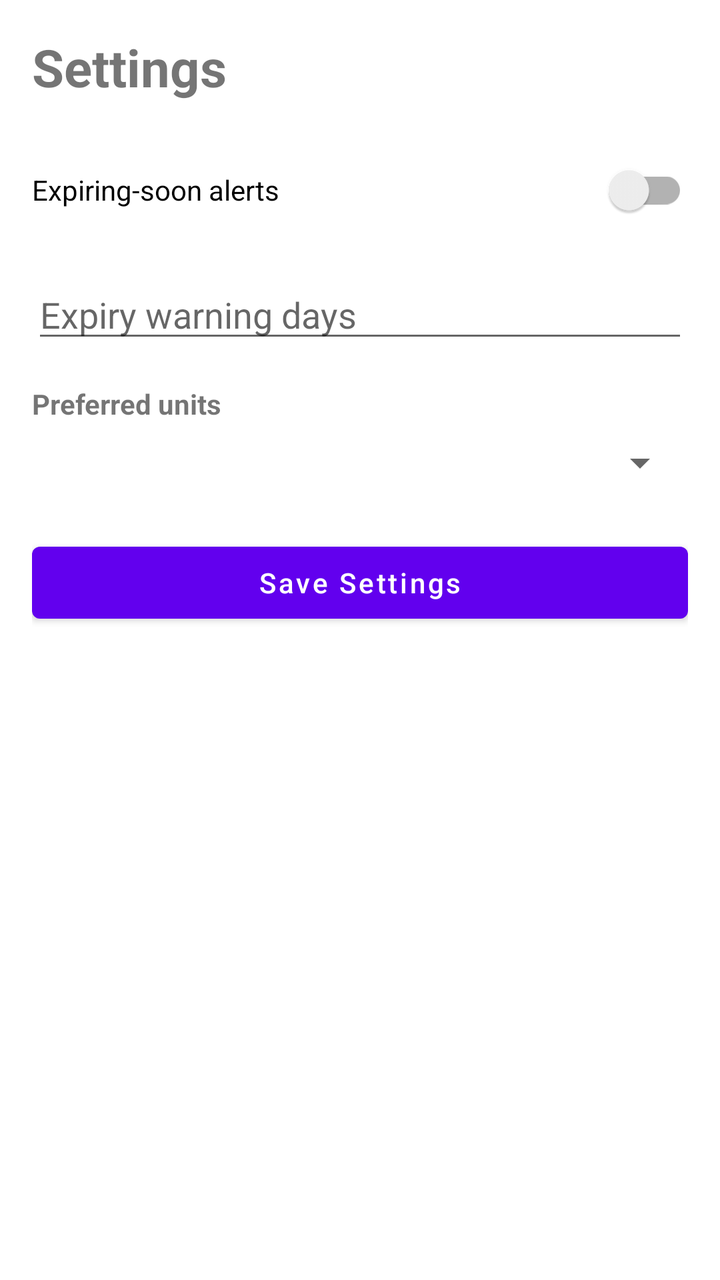
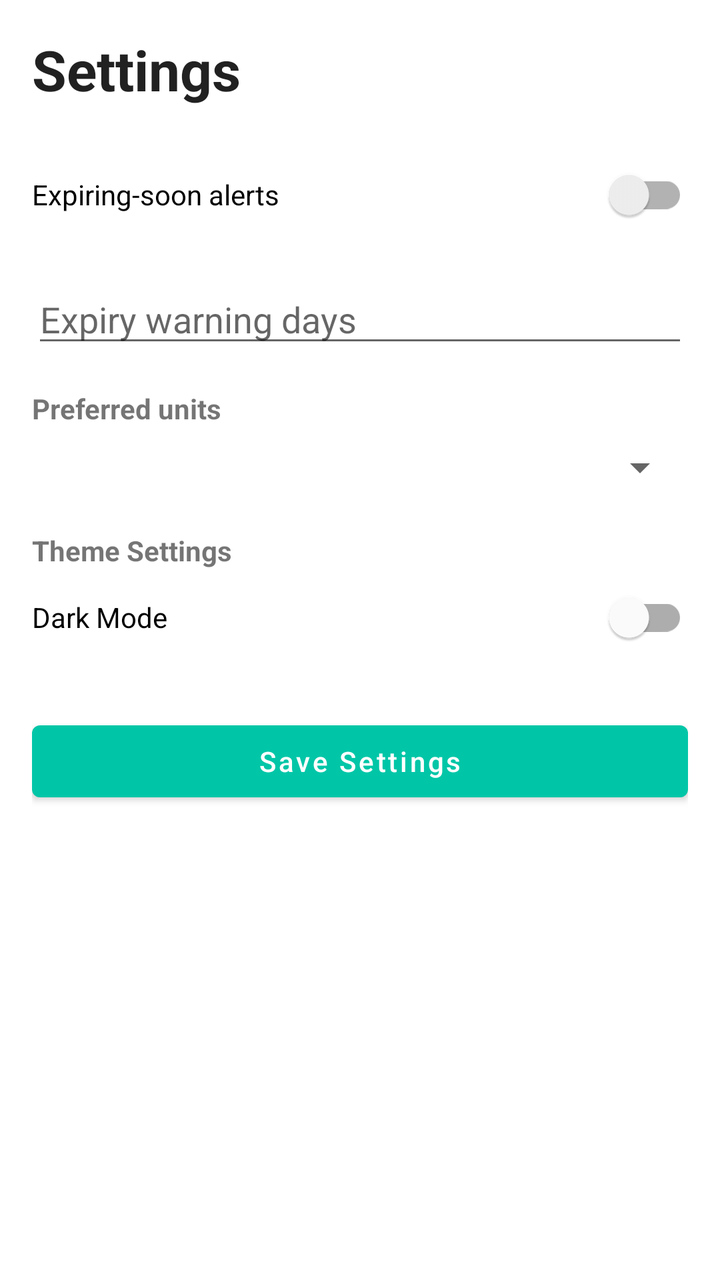

Compare the two renders of this Android layout. The source of the first and the diff that turns it into the second are given below.
<!-- AndroidManifest.xml: application theme Theme.SmartPantryManager -->
<!-- res/layout/activity_settings.xml -->
<?xml version="1.0" encoding="utf-8"?>
<ScrollView
        xmlns:android="http://schemas.android.com/apk/res/android"
        android:layout_width="match_parent"
        android:layout_height="match_parent"
        android:fillViewport="true">

    
    <LinearLayout
            android:layout_width="match_parent"
            android:layout_height="wrap_content"
            android:orientation="vertical"
            android:padding="16dp">

        
        <TextView
                android:layout_width="match_parent"
                android:layout_height="wrap_content"
                android:text="@string/settings_title"
                android:textSize="26sp"
                android:textStyle="bold" />

        
        <androidx.appcompat.widget.SwitchCompat
                android:id="@+id/switchExpiryAlerts"
                android:layout_width="match_parent"
                android:layout_height="wrap_content"
                android:layout_marginTop="20dp"
                android:text="@string/expiry_alerts" />

        
        <EditText
                android:id="@+id/inputExpiryDays"
                android:layout_width="match_parent"
                android:layout_height="wrap_content"
                android:layout_marginTop="16dp"
                android:hint="@string/expiry_days"
                android:inputType="number"
                android:singleLine="true" />

        
        <TextView
                android:layout_width="match_parent"
                android:layout_height="wrap_content"
                android:layout_marginTop="16dp"
                android:text="@string/preferred_units"
                android:textStyle="bold" />

        
        <Spinner
                android:id="@+id/spinnerPreferredUnits"
                android:layout_width="match_parent"
                android:layout_height="wrap_content"
                android:layout_marginTop="8dp" />

        
        <Button
                android:id="@+id/btnSaveSettings"
                android:layout_width="match_parent"
                android:layout_height="wrap_content"
                android:layout_marginTop="24dp"
                android:text="@string/save_settings"
                android:textAllCaps="false" />

    </LinearLayout>

</ScrollView>
<!-- resources referenced by this layout -->
<resources>
  <string name="expiry_alerts">Expiring-soon alerts</string>
  <string name="expiry_days">Expiry warning days</string>
  <string name="preferred_units">Preferred units</string>
  <string name="save_settings">Save Settings</string>
  <string name="settings_title">Settings</string>
  <style name="Theme.SmartPantryManager" parent="Theme.MaterialComponents.DayNight.DarkActionBar">
  
          
          <item name="colorPrimary">@color/purple_500</item>
          <item name="colorPrimaryVariant">@color/purple_700</item>
          <item name="colorOnPrimary">@color/white</item>
  
          
          <item name="colorSecondary">@color/teal_200</item>
          <item name="colorSecondaryVariant">@color/teal_700</item>
          <item name="colorOnSecondary">@color/black</item>
  
          
          <item name="android:statusBarColor">
              ?attr/colorPrimaryVariant
          </item>
  
          
          <item name="android:navigationBarColor">
              @color/white
          </item>
  
          <item name="android:windowLightNavigationBar">
              true
          </item>
  
      </style>
  <color name="purple_500">#FF6200EE</color>
  <color name="purple_700">#FF3700B3</color>
  <color name="white">#FFFFFFFF</color>
  <color name="teal_200">#FF03DAC5</color>
  <color name="teal_700">#FF018786</color>
  <color name="black">#FF000000</color>
</resources>

<!-- the commit's change to res/layout/activity_settings.xml (unified diff, before → after) -->
@@ -17,7 +17,8 @@
                 android:layout_width="match_parent"
                 android:layout_height="wrap_content"
                 android:text="@string/settings_title"
-                android:textSize="26sp"
+                android:textColor="?android:attr/textColorPrimary"
+                android:textSize="28sp"
                 android:textStyle="bold" />
 
         
@@ -35,6 +36,7 @@
                 android:layout_height="wrap_content"
                 android:layout_marginTop="16dp"
                 android:hint="@string/expiry_days"
+                android:importantForAutofill="no"
                 android:inputType="number"
                 android:singleLine="true" />
 
@@ -54,6 +56,21 @@
                 android:layout_marginTop="8dp" />
 
         
+        <TextView
+                android:layout_width="match_parent"
+                android:layout_height="wrap_content"
+                android:layout_marginTop="20dp"
+                android:text="@string/theme_settings"
+                android:textStyle="bold" />
+
+        
+        <com.google.android.material.switchmaterial.SwitchMaterial
+                android:id="@+id/switchDarkMode"
+                android:layout_width="match_parent"
+                android:layout_height="wrap_content"
+                android:text="@string/dark_mode" />
+
+        
         <Button
                 android:id="@+id/btnSaveSettings"
                 android:layout_width="match_parent"
<!-- resource entries referenced after the edit -->
@@ -1,42 +1,27 @@
 <!-- resources referenced by this layout -->
 <resources>
+  <string name="dark_mode">Dark Mode</string>
   <string name="expiry_alerts">Expiring-soon alerts</string>
   <string name="expiry_days">Expiry warning days</string>
   <string name="preferred_units">Preferred units</string>
   <string name="save_settings">Save Settings</string>
   <string name="settings_title">Settings</string>
+  <string name="theme_settings">Theme Settings</string>
   <style name="Theme.SmartPantryManager" parent="Theme.MaterialComponents.DayNight.DarkActionBar">
   
-          
-          <item name="colorPrimary">@color/purple_500</item>
-          <item name="colorPrimaryVariant">@color/purple_700</item>
+          <item name="colorPrimary">@color/primary_neon</item>
+          <item name="colorPrimaryVariant">@color/secondary_neon</item>
+          <item name="colorSecondary">@color/accent_purple</item>
+  
           <item name="colorOnPrimary">@color/white</item>
+          <item name="colorOnSecondary">@color/white</item>
   
-          
-          <item name="colorSecondary">@color/teal_200</item>
-          <item name="colorSecondaryVariant">@color/teal_700</item>
-          <item name="colorOnSecondary">@color/black</item>
-  
-          
-          <item name="android:statusBarColor">
-              ?attr/colorPrimaryVariant
-          </item>
-  
-          
-          <item name="android:navigationBarColor">
-              @color/white
-          </item>
-  
-          <item name="android:windowLightNavigationBar">
-              true
-          </item>
+          <item name="android:statusBarColor">@color/primary_neon</item>
   
       </style>
-  <color name="purple_500">#FF6200EE</color>
-  <color name="purple_700">#FF3700B3</color>
-  <color name="white">#FFFFFFFF</color>
-  <color name="teal_200">#FF03DAC5</color>
-  <color name="teal_700">#FF018786</color>
-  <color name="black">#FF000000</color>
+  <color name="primary_neon">#00C6A7</color>
+  <color name="secondary_neon">#4DA8FF</color>
+  <color name="accent_purple">#8B5CF6</color>
+  <color name="white">#FFFFFF</color>
 </resources>
 
